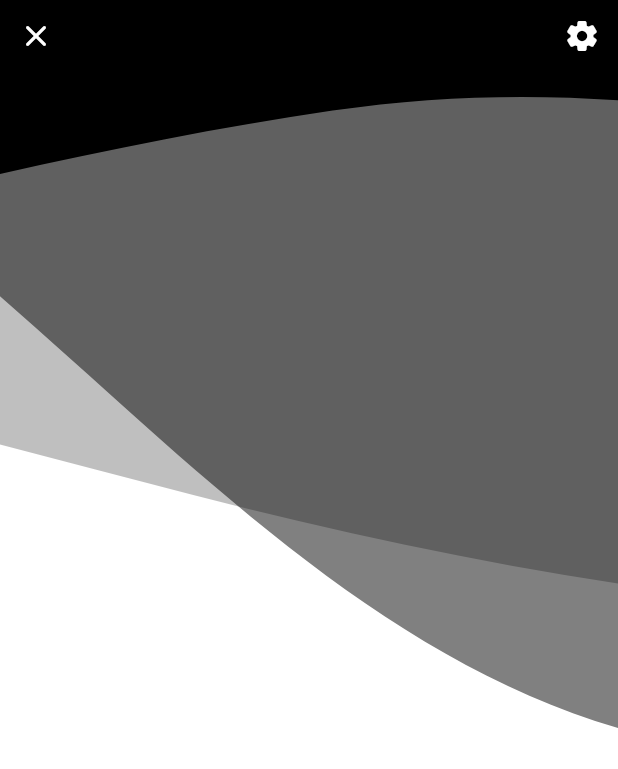
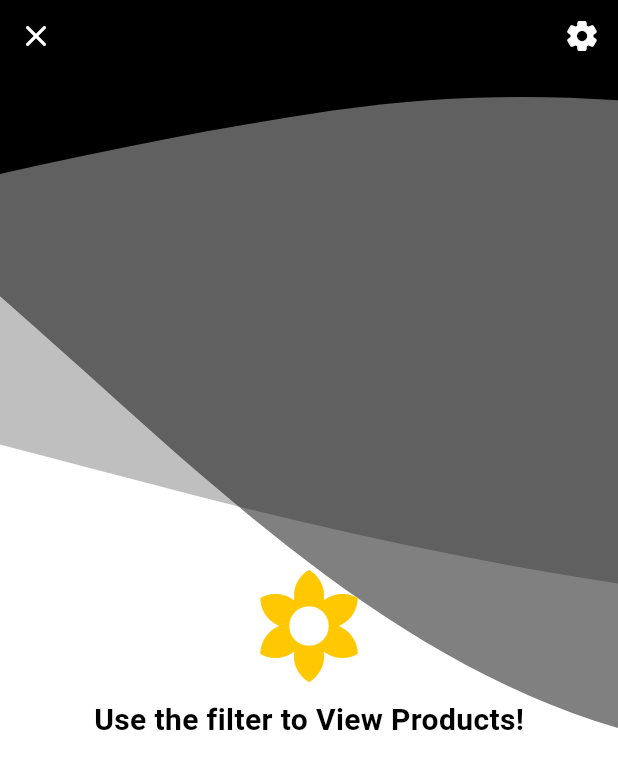
Before and after one commit to Ahmedmahmouddd/E-Commerce-Task, a Flutter app: the screen it shows after launch, after a tap on "Show All", on a phone screen of 412 x 824 dp. Shown: the top 769 px of the screen. Run offline on Flutter 3.47's test engine with Material 3 defaults, Android fonts, the phone set to English and light mode, and no system bars; our stand-ins replace bloc, dartz, dio, flutter_bloc, flutter_screenutil, flutter_slidable and 4 more; network calls fail.

Commit message:
finish filter UI

```diff
--- a/lib/core/constants/app_constants.dart
+++ b/lib/core/constants/app_constants.dart
@@ -13,6 +13,6 @@ class AppConstants {
   static const String addToCart = "Add To Cart";
   static const String priceLowestToHeighest = "?sortBy=price&order=asc";
   static const String priceHeighestToLowest = "?sortBy=price&order=desc";
-  static const String timeNewestToOldest = "?sortBy=time&order=asc";
-  static const String timeOldestToNewest = "?sortBy=time&order=desc";
+  static const String timeNewestToOldest = "?sortBy=title&order=desc";
+  static const String timeOldestToNewest = "?sortBy=title&order=asc";
 }
--- a/lib/features/home/presentation/UI/cubits/home_cubit/home_cubit.dart
+++ b/lib/features/home/presentation/UI/cubits/home_cubit/home_cubit.dart
@@ -20,6 +20,8 @@ class HomeCubit extends Cubit<HomeState> {
     });
   }
 
+  int selectedFilter = 0;
+
   Future<void> getSortedProducts(String sort) async {
     emit(SortedProductsLoading());
     final result = await productRepository.getSortedProducts(sort);
--- a/lib/features/home/presentation/UI/screens/show_all_screen.dart
+++ b/lib/features/home/presentation/UI/screens/show_all_screen.dart
@@ -2,6 +2,7 @@ import 'package:ahmed_mahmoud_flutter_task/features/home/presentation/UI/cubits/
 import 'package:ahmed_mahmoud_flutter_task/features/home/presentation/UI/widgets/filter_bottom_sheet.dart';
 import 'package:ahmed_mahmoud_flutter_task/features/home/presentation/UI/widgets/loading_indicator.dart';
 import 'package:ahmed_mahmoud_flutter_task/features/home/presentation/UI/widgets/stagger_tile.dart';
+import 'package:ahmed_mahmoud_flutter_task/features/search/presentation/widgets/no_results_found.dart';
 import 'package:flutter/material.dart';
 import 'package:flutter_bloc/flutter_bloc.dart';
 import 'package:flutter_staggered_grid_view/flutter_staggered_grid_view.dart';
@@ -78,7 +79,10 @@ class ShowAllScreen extends StatelessWidget {
                       } else if (state is SortedProductsLoading) {
                         return const Expanded(child: LoadingCircle());
                       } else {
-                        return const SizedBox();
+                        return const FillterWidget(
+                          icon: Icons.filter_vintage,
+                          message: 'Use the filter to View Products!',
+                        );
                       }
                     },
                   ),
--- a/lib/features/home/presentation/UI/widgets/row_of_options.dart
+++ b/lib/features/home/presentation/UI/widgets/row_of_options.dart
@@ -29,15 +29,19 @@ class RowOfOptions extends StatelessWidget {
                     ),
                   );
                 },
-                child: const Text(
-                  AppConstants.showAll,
-                  style: AppTextStyles.font20PrimaryBold,
+                child: const Row(
+                  children: [
+                    Text(
+                      AppConstants.showAll,
+                      style: AppTextStyles.font20PrimaryBold,
+                    ),
+                    Icon(
+                      Icons.arrow_forward_ios_rounded,
+                      color: AppColors.primary,
+                      size: 20,
+                    ),
+                  ],
                 ),
-              ),
-              const Icon(
-                Icons.arrow_forward_ios_rounded,
-                color: AppColors.primary,
-                size: 20,
               ),
             ],
           ),
--- a/lib/features/search/presentation/UI/screens/search_screen.dart
+++ b/lib/features/search/presentation/UI/screens/search_screen.dart
@@ -74,7 +74,7 @@ class _SearchScreenState extends State<SearchScreen> {
                           return Center(child: Text(state.message));
                         } else if (state is SearchSuccess) {
                           if (state.products.isEmpty) {
-                            return const NoResultsFound();
+                            return const FillterWidget();
                           } else {
                             return Expanded(
                               child: MasonryGridView.builder(
--- a/lib/features/search/presentation/widgets/no_results_found.dart
+++ b/lib/features/search/presentation/widgets/no_results_found.dart
@@ -2,10 +2,15 @@ import 'package:ahmed_mahmoud_flutter_task/core/theme/app_colors.dart';
 import 'package:ahmed_mahmoud_flutter_task/core/theme/app_theme.dart';
 import 'package:flutter/material.dart';
 
-class NoResultsFound extends StatelessWidget {
-  const NoResultsFound({super.key, this.message = 'No results found!'});
+class FillterWidget extends StatelessWidget {
+  const FillterWidget({
+    super.key,
+    this.message = 'No results found!',
+    this.icon,
+  });
 
   final String message;
+  final IconData? icon;
 
   @override
   Widget build(BuildContext context) {
@@ -14,7 +19,11 @@ class NoResultsFound extends StatelessWidget {
         child: Column(
           mainAxisSize: MainAxisSize.min,
           children: [
-            const Icon(Icons.search_off, size: 80, color: AppColors.primary),
+            const Icon(
+              Icons.filter_vintage,
+              size: 80,
+              color: AppColors.primary,
+            ),
             const SizedBox(height: 8),
             Text(message, style: AppTextStyles.font20BlackBold),
           ],
```
Also changed, not shown: lib/features/home/presentation/UI/widgets/filter_bottom_sheet.dart (+49 -49 lines), lib/features/home/presentation/UI/widgets/filter_option_button.dart (added, +39 -0 lines).
